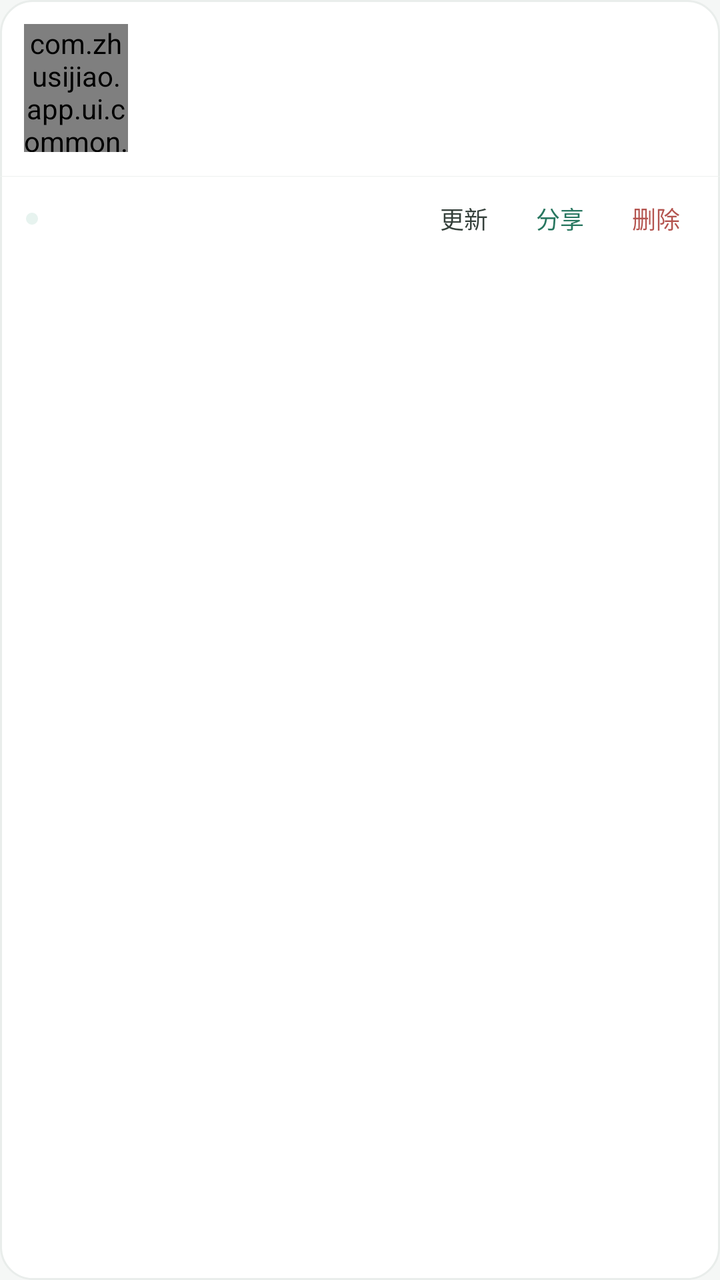
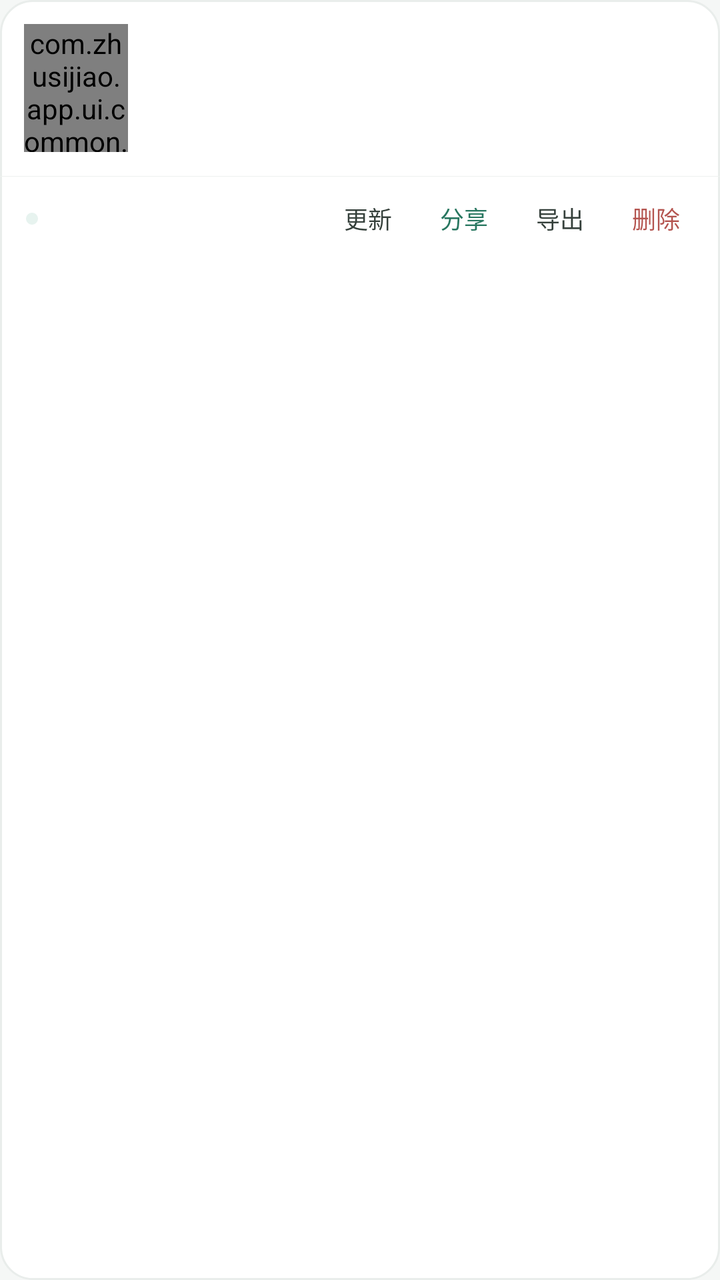

Compare the two renders of this Android layout. The source of the first and the diff that turns it into the second are given below.
<!-- AndroidManifest.xml: application theme Theme.Zhusijiao -->
<!-- res/layout/item_schedule_card.xml -->
<?xml version="1.0" encoding="utf-8"?>
<LinearLayout xmlns:android="http://schemas.android.com/apk/res/android"
    android:id="@+id/cardRoot"
    android:layout_width="match_parent"
    android:layout_height="wrap_content"
    android:layout_marginBottom="8dp"
    android:background="@drawable/bg_card"
    android:orientation="vertical">

    <LinearLayout
        android:id="@+id/cardMain"
        android:layout_width="match_parent"
        android:layout_height="wrap_content"
        android:background="@drawable/bg_menu_row"
        android:clickable="true"
        android:focusable="true"
        android:gravity="center_vertical"
        android:orientation="horizontal"
        android:paddingStart="12dp"
        android:paddingTop="12dp"
        android:paddingEnd="13dp"
        android:paddingBottom="12dp">

        
        <com.zhusijiao.app.ui.common.ScheduleThumbView
            android:id="@+id/cardThumb"
            android:layout_width="52dp"
            android:layout_height="64dp"
            android:layout_marginEnd="12dp"
            android:importantForAccessibility="no" />

        <LinearLayout
            android:layout_width="0dp"
            android:layout_height="wrap_content"
            android:layout_weight="1"
            android:orientation="vertical">

        <LinearLayout
            android:layout_width="match_parent"
            android:layout_height="wrap_content"
            android:gravity="center_vertical"
            android:orientation="horizontal">

            <TextView
                android:id="@+id/cardName"
                android:layout_width="0dp"
                android:layout_height="wrap_content"
                android:layout_weight="1"
                android:ellipsize="end"
                android:maxLines="1"
                android:textColor="@color/title_ink"
                android:textSize="@dimen/text_subtitle"
                android:textStyle="bold" />

            <TextView
                android:id="@+id/goneTag"
                android:layout_width="wrap_content"
                android:layout_height="wrap_content"
                android:layout_marginStart="8dp"
                android:background="@drawable/bg_tag_danger"
                android:paddingStart="8dp"
                android:paddingTop="2.5dp"
                android:paddingEnd="8dp"
                android:paddingBottom="2.5dp"
                android:textColor="@color/danger"
                android:textSize="@dimen/text_caption"
                android:visibility="gone" />

            <TextView
                android:id="@+id/activeTag"
                android:layout_width="wrap_content"
                android:layout_height="wrap_content"
                android:layout_marginStart="8dp"
                android:background="@drawable/bg_tag"
                android:paddingStart="8dp"
                android:paddingTop="2.5dp"
                android:paddingEnd="8dp"
                android:paddingBottom="2.5dp"
                android:text="@string/library_active_tag"
                android:textColor="@color/tag_text"
                android:textSize="@dimen/text_caption"
                android:visibility="gone" />

            
            <TextView
                android:id="@+id/coupleTag"
                android:layout_width="wrap_content"
                android:layout_height="wrap_content"
                android:layout_marginStart="6dp"
                android:background="@drawable/bg_tag_warn"
                android:paddingStart="8dp"
                android:paddingTop="2.5dp"
                android:paddingEnd="8dp"
                android:paddingBottom="2.5dp"
                android:text="@string/library_couple_visible_tag"
                android:textColor="@color/warn"
                android:textSize="@dimen/text_caption"
                android:visibility="gone" />
        </LinearLayout>

        <TextView
            android:id="@+id/cardMeta"
            android:layout_width="match_parent"
            android:layout_height="wrap_content"
            android:layout_marginTop="6dp"
            android:textColor="@color/sub_6c"
            android:textSize="@dimen/text_hint" />

        <TextView
            android:id="@+id/cardSub"
            android:layout_width="match_parent"
            android:layout_height="wrap_content"
            android:layout_marginTop="3dp"
            android:textColor="@color/sub_a2"
            android:textSize="@dimen/text_caption" />
        </LinearLayout>
    </LinearLayout>

    <View
        android:layout_width="match_parent"
        android:layout_height="1px"
        android:background="@color/foot_border" />

    <LinearLayout
        android:layout_width="match_parent"
        android:layout_height="wrap_content"
        android:gravity="center_vertical"
        android:orientation="horizontal"
        android:paddingStart="13dp"
        android:paddingTop="5dp"
        android:paddingEnd="8dp"
        android:paddingBottom="5dp">

        <LinearLayout
            android:layout_width="0dp"
            android:layout_height="wrap_content"
            android:layout_weight="1"
            android:gravity="center_vertical"
            android:orientation="horizontal">

            <View
                android:id="@+id/syncDot"
                android:layout_width="6dp"
                android:layout_height="6dp"
                android:layout_marginEnd="7dp"
                android:background="@drawable/sync_dot_green" />

            <TextView
                android:id="@+id/syncText"
                android:layout_width="match_parent"
                android:layout_height="wrap_content"
                android:ellipsize="end"
                android:maxLines="1"
                android:textColor="@color/sub_77"
                android:textSize="@dimen/text_caption" />
        </LinearLayout>

        <TextView
            android:id="@+id/actionUpdate"
            style="@style/CardAction"
            android:text="@string/library_action_update" />

        <TextView
            android:id="@+id/actionShare"
            style="@style/CardAction"
            android:text="@string/library_action_share"
            android:textColor="@color/tag_text" />

        <TextView
            android:id="@+id/actionRemove"
            style="@style/CardAction"
            android:text="@string/library_action_delete"
            android:textColor="@color/danger_action" />
    </LinearLayout>
</LinearLayout>
<!-- resources referenced by this layout -->
<resources>
  <color name="danger">#b44c48</color>
  <color name="danger_action">#b4544f</color>
  <color name="foot_border">#eef1ef</color>
  <color name="sub_6c">@color/text_secondary</color>
  <color name="sub_77">@color/text_secondary</color>
  <color name="sub_a2">@color/text_disabled</color>
  <color name="tag_text">#287760</color>
  <color name="title_ink">#1d2421</color>
  <color name="warn">#b26205</color>
  <dimen name="text_caption">11sp</dimen>
  <dimen name="text_hint">12sp</dimen>
  <dimen name="text_subtitle">16sp</dimen>
  <!-- drawable bg_card (drawable) -->
  <?xml version="1.0" encoding="utf-8"?>
  
  <shape xmlns:android="http://schemas.android.com/apk/res/android" android:shape="rectangle">
      <solid android:color="@color/surface" />
      <stroke android:width="1dp" android:color="@color/line" />
      <corners android:radius="@dimen/card_radius_lg" />
  </shape>
  <!-- drawable bg_menu_row (drawable) -->
  <?xml version="1.0" encoding="utf-8"?>
  
  <selector xmlns:android="http://schemas.android.com/apk/res/android">
      <item android:state_pressed="true">
          <shape android:shape="rectangle"><solid android:color="@color/hover_bg" /></shape>
      </item>
      <item>
          <shape android:shape="rectangle"><solid android:color="@android:color/transparent" /></shape>
      </item>
  </selector>
  <!-- drawable bg_tag (drawable) -->
  <?xml version="1.0" encoding="utf-8"?>
  
  <shape xmlns:android="http://schemas.android.com/apk/res/android" android:shape="rectangle">
      <solid android:color="@color/tag_bg" />
      <corners android:radius="100dp" />
  </shape>
  <!-- drawable bg_tag_danger (drawable) -->
  <?xml version="1.0" encoding="utf-8"?>
  <shape xmlns:android="http://schemas.android.com/apk/res/android" android:shape="rectangle">
      <solid android:color="@color/danger_soft" />
      <corners android:radius="100dp" />
  </shape>
  <!-- drawable bg_tag_warn (drawable) -->
  <?xml version="1.0" encoding="utf-8"?>
  <shape xmlns:android="http://schemas.android.com/apk/res/android" android:shape="rectangle">
      <solid android:color="@color/warn_soft" />
      <corners android:radius="100dp" />
  </shape>
  <string name="library_action_delete">删除</string>
  <string name="library_action_share">分享</string>
  <string name="library_action_update">更新</string>
  <string name="library_active_tag">当前</string>
  <string name="library_couple_visible_tag">TA 可见</string>
  <color name="text_secondary">#5f6965</color>
  <color name="text_disabled">#a2aba7</color>
  <color name="surface">#ffffff</color>
  <color name="line">#e9edeb</color>
  <dimen name="card_radius_lg">@dimen/radius_lg</dimen>
  <color name="hover_bg">#f2f5f4</color>
  <color name="tag_bg">#e8f2ee</color>
  <color name="danger_soft">#fff1f0</color>
  <color name="warn_soft">#fdeedd</color>
  <color name="sync_dot">#3d9a7c</color>
  <color name="action_ink">#35403b</color>
  <color name="accent">#2f7d68</color>
  <color name="ink">#202725</color>
  <color name="muted">#7d8783</color>
  <color name="background">#f5f7f6</color>
  <style name="Theme.Zhusijiao.Dialog" parent="Theme.AppCompat.Light.Dialog.Alert">
          <item name="colorAccent">@color/accent</item>
          <item name="android:textColorPrimary">@color/ink</item>
          <item name="buttonBarPositiveButtonStyle">@style/DialogButton</item>
          <item name="buttonBarNegativeButtonStyle">@style/DialogButton</item>
          <item name="buttonBarNeutralButtonStyle">@style/DialogButton</item>
      </style>
  <dimen name="radius_lg">16dp</dimen>
  <style name="DialogButton" parent="Widget.AppCompat.Button.ButtonBar.AlertDialog">
          <item name="android:textColor">@color/accent</item>
          <item name="android:textStyle">bold</item>
      </style>
  <!-- unchanged entries left out for length: 3 -->
</resources>

<!-- the commit's change to res/layout/item_schedule_card.xml (unified diff, before → after) -->
@@ -167,6 +167,11 @@
             android:textColor="@color/tag_text" />
 
         <TextView
+            android:id="@+id/actionExport"
+            style="@style/CardAction"
+            android:text="@string/library_action_export" />
+
+        <TextView
             android:id="@+id/actionRemove"
             style="@style/CardAction"
             android:text="@string/library_action_delete"
<!-- resource entries referenced after the edit -->
@@ -51,6 +51,7 @@
       <corners android:radius="100dp" />
   </shape>
   <string name="library_action_delete">删除</string>
+  <string name="library_action_export">导出</string>
   <string name="library_action_share">分享</string>
   <string name="library_action_update">更新</string>
   <string name="library_active_tag">当前</string>
